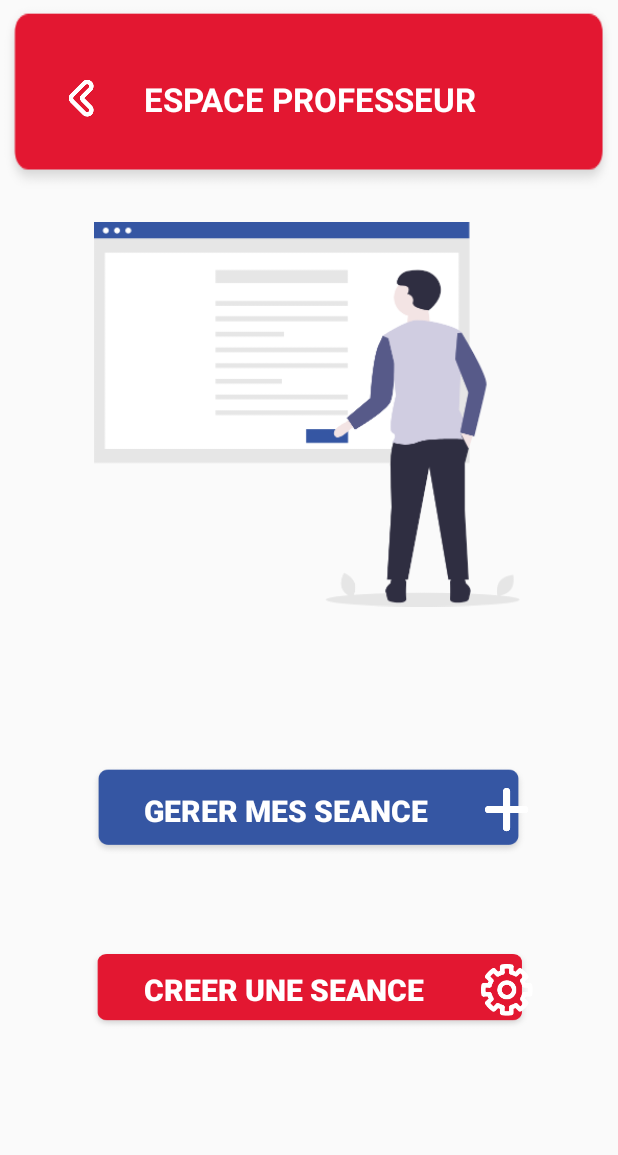
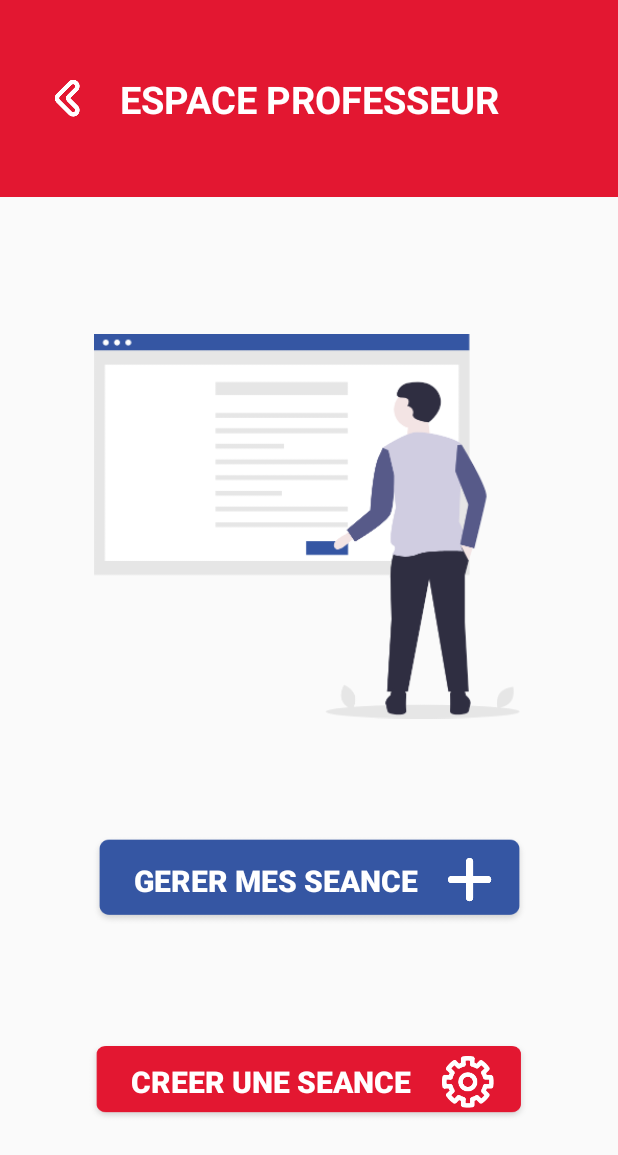
Before and after one commit to sim-fpt-usmba/E_Learning, an Android app: the ProfAccueilActivity screen opened directly, with no data from a screen before it, on a phone screen of 412 x 824 dp. Shown: the top 1155 px of the screen. Run offline under Robolectric (Android 15) with nearby library versions, the phone set to English and light mode, and no system bars.

Commit message:
CorrectingDesignProfAcc

```diff
--- a/app/src/main/java/ma/ac/usmba/fpt/e_learning/ProfLoginActivity.java
+++ b/app/src/main/java/ma/ac/usmba/fpt/e_learning/ProfLoginActivity.java
@@ -23,6 +23,8 @@
 import java.util.regex.Pattern;
 
 import ma.ac.usmba.fpt.e_learning.Model.Prof;
+import ma.ac.usmba.fpt.e_learning.Utils.APIEndPoint;
+import ma.ac.usmba.fpt.e_learning.Utils.NetworkUtils;
 import okhttp3.ResponseBody;
 import retrofit2.Call;
 import retrofit2.Callback;
--- a/app/src/main/res/layout/activity_etudiant_login.xml
+++ b/app/src/main/res/layout/activity_etudiant_login.xml
@@ -36,8 +36,8 @@
 
         <ImageView
             android:id="@+id/GoBackIcon"
-            android:layout_width="30dp"
-            android:layout_height="17dp"
+            android:layout_width="wrap_content"
+            android:layout_height="wrap_content"
             android:contentDescription="@string/back"
             android:onClick="goback"
             app:layout_constraintBottom_toBottomOf="parent"
@@ -49,7 +49,7 @@
 
     <androidx.constraintlayout.widget.ConstraintLayout
         android:id="@+id/constraintLayout2"
-        android:layout_width="0dp"
+        android:layout_width="match_parent"
         android:layout_height="263dp"
         app:layout_constraintBottom_toBottomOf="parent"
         app:layout_constraintEnd_toEndOf="parent"
--- a/app/src/main/res/layout/activity_prof_accueil.xml
+++ b/app/src/main/res/layout/activity_prof_accueil.xml
@@ -16,20 +16,19 @@
         android:padding="10dp"
         app:layout_constraintBottom_toBottomOf="parent"
         app:layout_constraintEnd_toEndOf="parent"
-        app:layout_constraintHorizontal_bias="0.0"
         app:layout_constraintStart_toStartOf="parent"
         app:layout_constraintTop_toTopOf="parent"
         app:layout_constraintVertical_bias="0.0">
 
         <TextView
             android:id="@+id/textView"
-            android:layout_width="230dp"
+            android:layout_width="wrap_content"
             android:layout_height="37dp"
             android:layout_gravity="center"
             android:gravity="center"
             android:text="@string/espace_professeur"
             android:textColor="@color/design_default_color_background"
-            android:textSize="22sp"
+            android:textSize="25sp"
             android:textStyle="bold"
             app:layout_constraintBottom_toBottomOf="parent"
             app:layout_constraintEnd_toEndOf="parent"
@@ -40,12 +39,10 @@
             android:id="@+id/GoBackIcon"
             android:layout_width="wrap_content"
             android:layout_height="wrap_content"
-            android:layout_marginStart="36dp"
-            android:layout_marginLeft="36dp"
             android:contentDescription="@string/back"
             android:onClick="goback"
             app:layout_constraintBottom_toBottomOf="parent"
-            app:layout_constraintEnd_toStartOf="@+id/espace_enseignant"
+            app:layout_constraintEnd_toStartOf="@+id/textView"
             app:layout_constraintStart_toStartOf="parent"
             app:layout_constraintTop_toTopOf="parent"
             app:srcCompat="@drawable/trace_52" />
@@ -57,7 +54,7 @@
         android:layout_width="match_parent"
         android:layout_height="wrap_content"
         android:layout_marginTop="16dp"
-        app:layout_constraintBottom_toTopOf="@+id/constraintLayout2"
+        app:layout_constraintBottom_toTopOf="@+id/gerer_btn"
         app:layout_constraintEnd_toEndOf="parent"
         app:layout_constraintStart_toStartOf="parent"
         app:layout_constraintTop_toBottomOf="@+id/constraintLayout4">
@@ -80,33 +77,40 @@
         android:id="@+id/gerer_btn"
         android:layout_width="294dp"
         android:layout_height="63dp"
-        android:layout_gravity="center"
-        android:layout_marginBottom="252dp"
         android:background="@drawable/rectangle_11"
-
         android:drawableRight="@drawable/groupe_36"
+        android:drawableEnd="@drawable/groupe_36"
+        android:paddingRight="25dp"
+        android:paddingEnd="25dp"
+        android:paddingStart="10dp"
+        android:paddingLeft="10dp"
 
         android:onClick="onClickProfModule"
         android:text="@string/gerer_mes_seance"
-        android:textAllCaps="false"
         android:textColor="@color/design_default_color_background"
         android:textSize="20sp"
         android:textStyle="bold"
 
-        app:layout_constraintBottom_toBottomOf="parent"
+        app:layout_constraintBottom_toTopOf="@+id/creer_btn"
         app:layout_constraintEnd_toEndOf="parent"
-        app:layout_constraintHorizontal_bias="0.497"
-        app:layout_constraintStart_toStartOf="parent" />
+        app:layout_constraintStart_toStartOf="parent"
+        app:layout_constraintTop_toBottomOf="@+id/constraintLayout3"
+        />
 
     <Button
         android:id="@+id/creer_btn"
         android:layout_width="297dp"
         android:layout_height="56dp"
         android:layout_gravity="center"
-        android:layout_marginBottom="136dp"
-        android:background="@drawable/rectangle_119"
+        android:background="@drawable/rectangle_119_1"
 
         android:drawableRight="@drawable/groupe_90"
+        android:drawableEnd="@drawable/groupe_90"
+        android:paddingRight="25dp"
+        android:paddingEnd="25dp"
+        android:paddingStart="10dp"
+        android:paddingLeft="10dp"
+
         android:onClick="onClickProfCreer"
         android:text="@string/creer_une_seance"
         android:textAllCaps="false"
@@ -114,8 +118,8 @@
         android:textSize="20sp"
         android:textStyle="bold"
         app:layout_constraintBottom_toBottomOf="parent"
+        app:layout_constraintTop_toBottomOf="@+id/gerer_btn"
         app:layout_constraintEnd_toEndOf="parent"
-        app:layout_constraintHorizontal_bias="0.503"
         app:layout_constraintStart_toStartOf="parent" />
 
 
--- a/app/src/main/res/layout/activity_prof_login.xml
+++ b/app/src/main/res/layout/activity_prof_login.xml
@@ -97,7 +97,7 @@
             android:layout_width="297dp"
             android:layout_height="56dp"
             android:layout_gravity="center"
-            android:background="@drawable/rectangle_119"
+            android:background="@drawable/rectangle_119_1"
             android:onClick="onClickValider"
             android:text="@string/connexion"
             android:textAllCaps="false"
```
Also changed, not shown: app/src/main/res/drawable-hdpi/rectangle_119.png, app/src/main/res/drawable-hdpi/rectangle_119_1.png (added), app/src/main/res/drawable-ldpi/rectangle_119.png, app/src/main/res/drawable-ldpi/rectangle_119_1.png (added), app/src/main/res/drawable-mdpi/rectangle_119.png, app/src/main/res/drawable-mdpi/rectangle_119_1.png (added), app/src/main/res/drawable-xhdpi/rectangle_119.png, app/src/main/res/drawable-xhdpi/rectangle_119_1.png (added), app/src/main/res/drawable-xxhdpi/rectangle_119.png, app/src/main/res/drawable-xxhdpi/rectangle_119_1.png (added), app/src/main/res/drawable-xxxhdpi/rectangle_119.png, app/src/main/res/drawable-xxxhdpi/rectangle_119_1.png (added).
